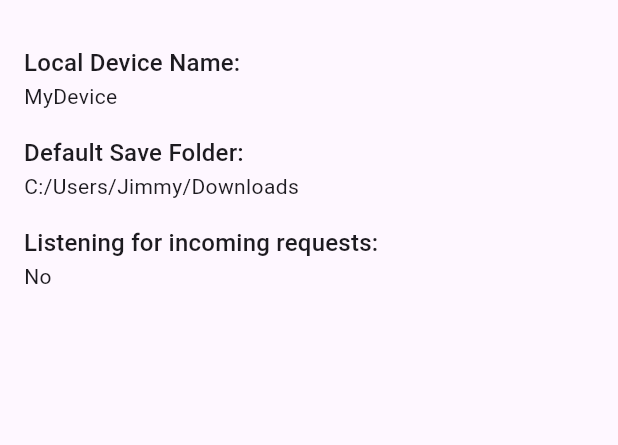
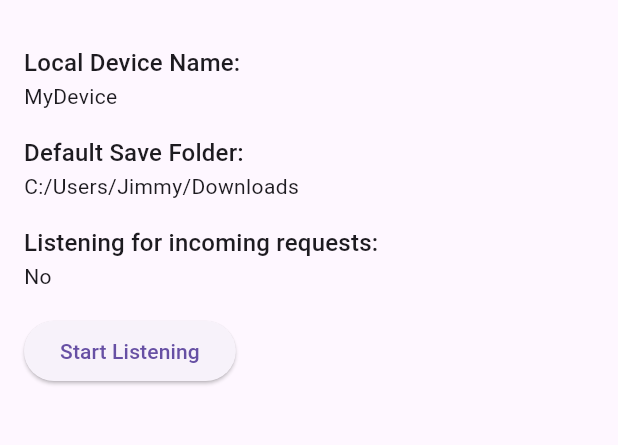
Before and after one commit to Daojim/lan_beam, a Flutter app: the screen it shows after launch, on a phone screen of 412 x 824 dp, the part 63-508 px from its top. Run offline on Flutter 3.47's test engine with Material 3 defaults, Android fonts, the phone set to English and light mode, and no system bars.

Commit message:
Add toggle button to HomeScreen for isListening state

```diff
--- a/lib/screens/home_screen.dart
+++ b/lib/screens/home_screen.dart
@@ -37,6 +37,17 @@ class HomeScreen extends StatelessWidget {
               style: Theme.of(context).textTheme.titleMedium,
             ),
             Text(appState.isListening ? 'Yes' : 'No'),
+
+            const SizedBox(height: 16),
+
+            ElevatedButton(
+              onPressed: () {
+                appState.setListening(!appState.isListening);
+              },
+              child: Text(
+                appState.isListening ? 'Stop Listening' : 'Start Listening',
+              ),
+            ),
           ],
         ),
       ),
```
